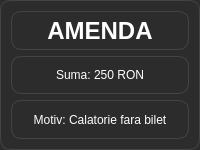
The window that AmendaWidget.ui (Neutrino123/STB) describes before a commit, drawn with Qt 5.
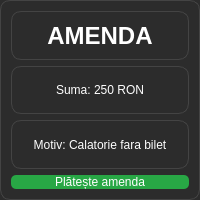
The same window after the commit.

```diff
--- a/AmendaWidget.ui
+++ b/AmendaWidget.ui
@@ -7,7 +7,7 @@
     <x>0</x>
     <y>0</y>
     <width>200</width>
-    <height>150</height>
+    <height>200</height>
    </rect>
   </property>
   <property name="styleSheet">
@@ -52,7 +52,33 @@
       <string>Motiv: Calatorie fara bilet</string>
      </property>
      <property name="alignment">
-      <set>Qt::AlignmentFlag::AlignCenter</set>
+      <set>Qt::AlignCenter</set>
+     </property>
+    </widget>
+   </item>
+   <item>
+    <widget class="QPushButton" name="platesteButton">
+     <property name="text">
+      <string>Plătește amenda</string>
+     </property>
+     <property name="minimumHeight">
+      <number>30</number>
+     </property>
+     <property name="styleSheet">
+      <string notr="true">
+        QPushButton {
+            background-color: #28a745;
+            color: white;
+            border: none;
+            border-radius: 5px;
+        }
+        QPushButton:hover {
+            background-color: #218838;
+        }
+        QPushButton:pressed {
+            background-color: #1e7e34;
+        }
+      </string>
      </property>
     </widget>
    </item>
```
Left out of the diff: 4 changed lines with no effect on the pictures.
